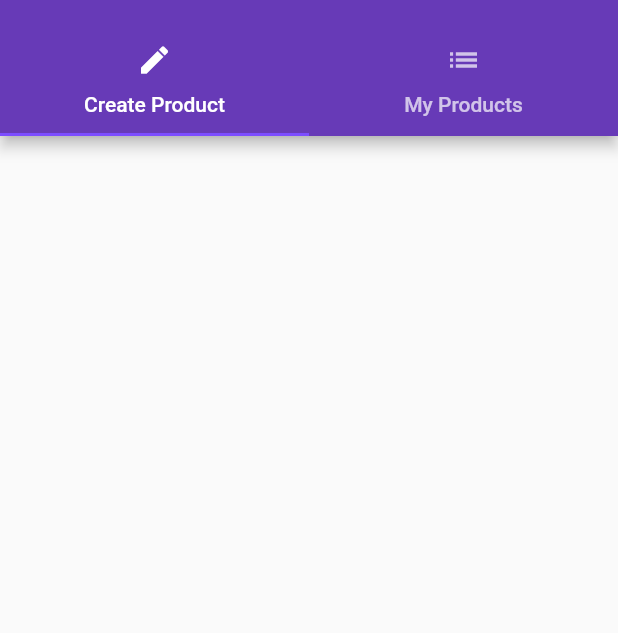
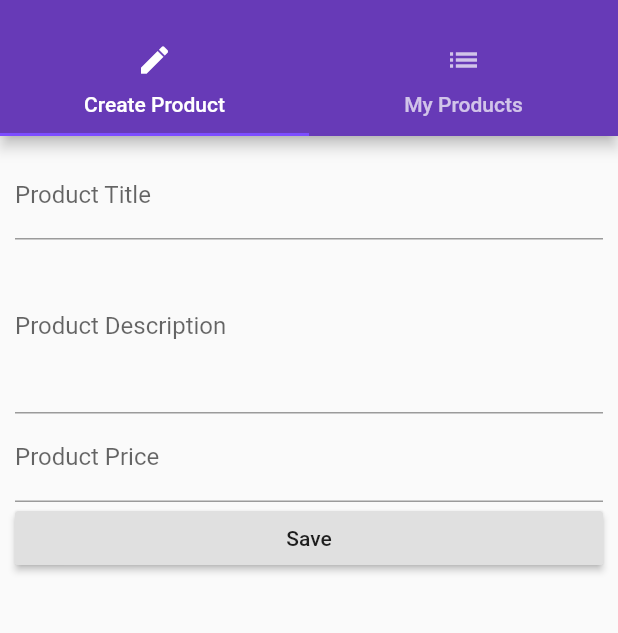
Before and after one commit to thiZguy/FlutterCourse, a Flutter app: the screen it shows after launch, in the side drawer, after a tap on "Manage Products", on a phone screen of 412 x 824 dp, the part 59-692 px from its top. Run offline on Flutter 3.47's test engine with Material 2 defaults, Android fonts, the phone set to English and light mode, and no system bars.

Commit message:
more advances with the form

```diff
--- a/lib/ProductControl.dart
+++ b/lib/ProductControl.dart
@@ -1,9 +1,8 @@
 import 'package:flutter/material.dart';
 
 class ProductControl extends StatelessWidget {
-  final Function addProduct;
 
-  ProductControl(this.addProduct);
+  ProductControl();
 
   @override
   Widget build(BuildContext context) {
@@ -11,7 +10,7 @@ class ProductControl extends StatelessWidget {
       color: Theme.of(context).primaryColor,
       child: Text('Add Product', style: TextStyle(color: Colors.white),),
       onPressed: () {
-        addProduct({ 'title': 'chocolate', 'image': 'assets/food.jpg' });
+//        addProduct({ 'title': 'chocolate', 'image': 'assets/food.jpg' });
       },
     );
   }
--- a/lib/main.dart
+++ b/lib/main.dart
@@ -20,7 +20,7 @@ class MyApp extends StatefulWidget {
 }
 
 class _MyAppState extends State<MyApp> {
-  List<Map<String, String>> _products = [];
+  List<Map<String, dynamic>> _products = [];
 
   @override
   Widget build(BuildContext context) {
@@ -28,11 +28,13 @@ class _MyAppState extends State<MyApp> {
       theme: ThemeData(
           brightness: Brightness.light,
           primarySwatch: Colors.deepPurple,
-          accentColor: Colors.deepPurpleAccent),
+          accentColor: Colors.deepPurpleAccent
+      ),
 //        home: AuthScreen(),
       routes: {
-        '/': (BuildContext context) => ProductsScreen(_products, _addProduct, _deleteProduct),
-        '/admin': (BuildContext context) => ProductAdminScreen(),
+        '/': (BuildContext context) => ProductsScreen(_products),
+        '/admin': (BuildContext context) =>
+            ProductAdminScreen(_addProduct, _deleteProduct),
       },
       onGenerateRoute: (RouteSettings settings) {
         final List<String> pathElements = settings.name.split('/');
@@ -48,12 +50,14 @@ class _MyAppState extends State<MyApp> {
         return null;
       },
       onUnknownRoute: (RouteSettings settings) {
-        return MaterialPageRoute(builder: (BuildContext context) => ProductsScreen(_products, _addProduct, _deleteProduct));
+        return MaterialPageRoute(
+            builder: (BuildContext context) =>
+                ProductsScreen(_products));
       },
     );
   }
 
-  void _addProduct(Map<String, String> product) {
+  void _addProduct(Map<String, dynamic> product) {
     setState(() {
       print(product);
       _products.add(product);
--- a/lib/products.dart
+++ b/lib/products.dart
@@ -2,9 +2,8 @@ import './screens/product.dart';
 import 'package:flutter/material.dart';
 
 class Products extends StatelessWidget {
-  final List<Map> products;
-  final Function deleteProduct;
-  Products(this.products, {this.deleteProduct}) {
+  final List<Map<String, dynamic>> products;
+  Products(this.products) {
     print('[Products Widget] constructor');
   }
 
@@ -22,7 +21,7 @@ class Products extends StatelessWidget {
                 onPressed: () => Navigator.pushNamed<bool>(context, '/product/' + index.toString())
                   .then((bool value) {
                   if(value) {
-                    deleteProduct(index);
+//                    deleteProduct(index);
                   }
                 }),
               )
--- a/lib/products_manager.dart
+++ b/lib/products_manager.dart
@@ -1,12 +1,10 @@
 import 'package:flutter/material.dart';
-import './ProductControl.dart';
 import './products.dart';
+
 class ProductManager extends StatelessWidget {
-  final List<Map<String, String>> products;
-  final Function addProduct;
-  final Function deleteProduct;
+  final List<Map<String, dynamic>> products;
 
-  ProductManager(this.products, this.addProduct, this.deleteProduct){
+  ProductManager(this.products){
     print('[ProductManager Widget] constructor');
   }
 
@@ -15,13 +13,9 @@ class ProductManager extends StatelessWidget {
     print('[ProductManager State] build()');
     return Column(
       children: [
-        Container(
-          margin: EdgeInsets.all(10.0),
-          child: ProductControl(addProduct),
-        ),
         Expanded(
           child:
-            Products(products, deleteProduct: deleteProduct),
+            Products(products),
         ),
       ],
     );
--- a/lib/screens/create_product.dart
+++ b/lib/screens/create_product.dart
@@ -1,8 +1,67 @@
 import 'package:flutter/material.dart';
 
-class ProductCreateTab extends StatelessWidget {
+class ProductCreateTab extends StatefulWidget {
+  final Function addProduct;
+
+  ProductCreateTab(this.addProduct);
+
+  @override
+  State<StatefulWidget> createState() {
+    return ProductCreateState();
+  }
+
+}
+
+class ProductCreateState extends State<ProductCreateTab> {
+  String titleValue = '';
+  String descriptionValue = '';
+  double price;
   @override
   Widget build(BuildContext context) {
-    return Container();
+    return Container(
+      margin: EdgeInsets.all(10.0),
+      child:ListView(
+        children: <Widget>[
+          TextField(
+            decoration: InputDecoration(labelText: 'Product Title'),
+            onChanged: (String value) {
+              setState(() {
+                titleValue = value;
+              });
+            },
+          ),
+          TextField(
+            decoration: InputDecoration(labelText: 'Product Description'),
+            maxLines: 4,
+            onChanged: (String value) {
+              setState(() {
+                descriptionValue = value;
+              });
+            },
+          ),
+          TextField(
+            decoration: InputDecoration(labelText: 'Product Price'),
+            keyboardType: TextInputType.number,
+            onChanged: (String value) {
+              setState(() {
+                price = double.parse(value);
+              });
+            },
+          ),
+          RaisedButton(
+            child: Text('Save'),
+            onPressed: () {
+              final Map<String, dynamic> product = {
+                'title': titleValue,
+                'description': descriptionValue,
+                'price': price,
+                'image': 'assets/food.jpg'
+              };
+              widget.addProduct(product);
+            },
+          )
+        ],
+      )
+    );
   }
 }
--- a/lib/screens/list_product.dart
+++ b/lib/screens/list_product.dart
@@ -3,6 +3,8 @@ import 'package:flutter/material.dart';
 class ProductListTab extends StatelessWidget {
   @override
   Widget build(BuildContext context) {
-    return Container();
+    return Center(
+      child: Text('All Products'),
+    );
   }
 }
--- a/lib/screens/product_admin.dart
+++ b/lib/screens/product_admin.dart
@@ -1,10 +1,14 @@
 import './create_product.dart';
 import './list_product.dart';
 
-import './products.dart';
 import 'package:flutter/material.dart';
 
 class ProductAdminScreen extends StatelessWidget {
+  final Function addProduct;
+  final Function deleteProduct;
+
+  ProductAdminScreen(this.addProduct, this.deleteProduct);
+
   @override
   Widget build(BuildContext context) {
     return DefaultTabController(
@@ -34,7 +38,7 @@ class ProductAdminScreen extends StatelessWidget {
               ]),
             ),
             body: TabBarView(children: [
-              ProductCreateTab(),
+              ProductCreateTab(addProduct),
               ProductListTab()
             ])));
   }
--- a/lib/screens/products.dart
+++ b/lib/screens/products.dart
@@ -3,11 +3,9 @@ import 'package:flutter/material.dart';
 import '../products_manager.dart';
 
 class ProductsScreen extends StatelessWidget {
-  final List<Map<String, String>> products;
-  final Function addProduct;
-  final Function deleteProduct;
+  final List<Map<String, dynamic>> products;
 
-  ProductsScreen(this.products, this.addProduct, this.deleteProduct);
+  ProductsScreen(this.products);
   @override
   Widget build(BuildContext context) {
     return Scaffold(
@@ -20,10 +18,9 @@ class ProductsScreen extends StatelessWidget {
             ),
             ListTile(
               title: Text('Manage Products'),
-              onTap: () => Navigator.push(
+              onTap: () => Navigator.pushReplacementNamed(
                 context,
-                MaterialPageRoute(
-                  builder: (BuildContext context) => ProductAdminScreen())
+                '/admin'
               ),
             )
           ],
@@ -32,7 +29,7 @@ class ProductsScreen extends StatelessWidget {
       appBar: AppBar(
         title: Text('Products'),
       ),
-      body: ProductManager(products, addProduct, deleteProduct)
+      body: ProductManager(products)
     );
   }
 
```
Also changed, not shown: lib/screens/product.dart (+13 -5 lines), pubspec.lock.
